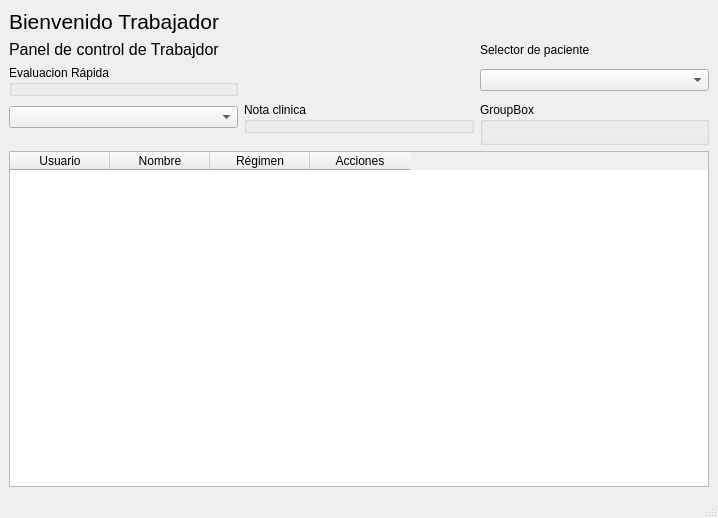
Before: the Qt Designer form src/vista/ui/trabajador/trabajador_dashboard.ui in mbatla00/cediza_IS, drawn with Qt 5.
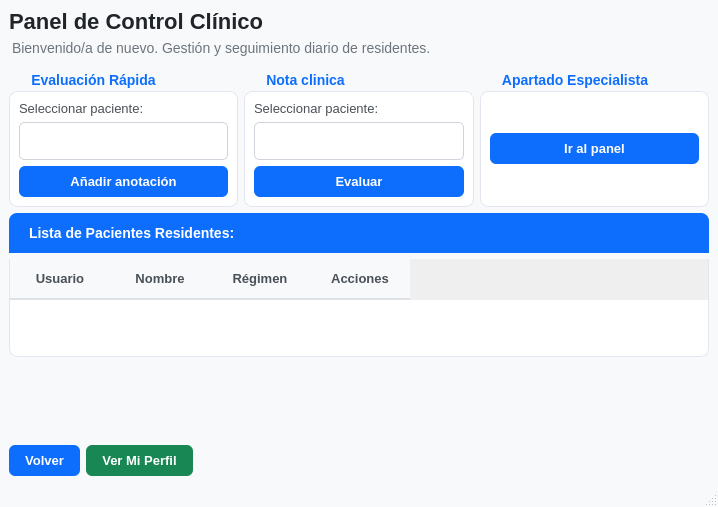
After: the same form once the commit is applied.

Commit message: Arregladas algunas vistas y conectando auth admin trabajador

What changed in the file:
```diff
--- a/src/vista/ui/trabajador/trabajador_dashboard.ui
+++ b/src/vista/ui/trabajador/trabajador_dashboard.ui
@@ -7,50 +7,301 @@
     <x>0</x>
     <y>0</y>
     <width>718</width>
-    <height>518</height>
+    <height>507</height>
    </rect>
   </property>
   <property name="windowTitle">
    <string>MainWindow</string>
   </property>
+  <property name="styleSheet">
+   <string notr="true">/* ================================================
+   VENTANA PRINCIPAL Y FONDO
+   ================================================ */
+QMainWindow {
+    background-color: #f8f9fa; /* Gris claro de fondo (Estilo Bootstrap bg-light) */
+}
+
+/* ================================================
+   TITULOS, ENCABEZADOS Y LABELS
+   ================================================ */
+QLabel#lbl_titulo, QLabel#titulo {
+    color: #212529;
+    font-size: 22px; 
+    font-weight: bold;
+}
+
+QLabel#lbl_subtitulo, QLabel#subtitulo {
+    color: #6c757d;
+    font-size: 14px;
+    margin-bottom: 5px;
+}
+
+/* Textos informativos dentro de las tarjetas (ej: &quot;Seleccionar paciente:&quot;) */
+QLabel {
+    color: #495057;
+    font-size: 13px;
+}
+
+/* ================================================
+   TARJETAS DE ACCIÓN RAPIDA (QGroupBox)
+   ================================================ */
+QGroupBox {
+    background-color: #ffffff; /* Fondo blanco puro */
+    border: 1px solid #e3e6f0; /* Borde suave */
+    border-radius: 8px;        /* Esquinas redondeadas de tarjeta web */
+    margin-top: 24px;
+    font-weight: bold;
+    font-size: 14px; 
+    color: #0d6efd;            /* Título de la tarjeta en azul Bootstrap */
+}
+
+QGroupBox::title {
+    subcontrol-origin: margin;
+    subcontrol-position: top left;
+    padding: 0 8px;
+    left: 12px;
+    top: 5px;
+}
+
+/* ================================================
+   DESPLEGABLES (QComboBox)
+   ================================================ */
+QComboBox {
+    border: 1px solid #ced4da;
+    border-radius: 5px;
+    padding: 6px 12px;
+    background-color: #ffffff;
+    color: #212529;
+    font-size: 13px;
+    min-height: 24px;
+}
+
+QComboBox:focus {
+    border: 1px solid #86b7fe; /* Brillo azul focus al hacer clic */
+}
+
+QComboBox::drop-down {
+    subcontrol-origin: padding;
+    subcontrol-position: top right;
+    width: 25px;
+    border-left-width: 0px;
+    border-top-right-radius: 5px;
+    border-bottom-right-radius: 5px;
+}
+
+/* Menú interno desplegado */
+QComboBox QAbstractItemView {
+    background-color: #ffffff;
+    border: 1px solid #ced4da;
+    selection-background-color: #0d6efd;
+    selection-color: #ffffff;
+}
+
+/* ================================================
+   BOTONES EN GENERAL (QPushButton)
+   ================================================ */
+QPushButton {
+    background-color: #0d6efd; /* Azul corporativo por defecto */
+    color: white;
+    border: none;
+    border-radius: 6px;
+    padding: 8px 16px;
+    font-weight: bold;
+    font-size: 13px;
+}
+
+QPushButton:hover {
+    background-color: #0b5ed7; /* Azul más oscuro al pasar el ratón */
+}
+
+QPushButton:pressed {
+    background-color: #0a58ca; /* Al hacer clic */
+}
+
+/* Botón Ver Perfil (Verde Bootstrap success) */
+QPushButton#btn_perfil {
+    background-color: #198754;
+}
+
+QPushButton#btn_perfil:hover {
+    background-color: #157347;
+}
+
+QPushButton#btn_perfil:pressed {
+    background-color: #146c43;
+}
+
+/* Botón Volver / Cancelar (Gris Bootstrap secondary) */
+QPushButton#btn_volver, QPushButton#btn_cancelar {
+    background-color: #6c757d; 
+}
+
+QPushButton#btn_volver:hover, QPushButton#btn_cancelar:hover {
+    background-color: #5c636a;
+}
+
+QPushButton#btn_volver:pressed, QPushButton#btn_cancelar:pressed {
+    background-color: #565e64;
+}
+
+/* ================================================
+   BLOQUE DE LA TABLA (Fusión de Cabecera + Tabla)
+   ================================================ */
+
+/* Cabecera azul simulada con el QLabel superior */
+QLabel#lbl_cabecera_tabla {
+    background-color: #0d6efd; /* Azul de cabecera de tarjeta */
+    color: white;
+    font-size: 14px;
+    font-weight: bold;
+    padding: 12px 16px;
+    border-top-left-radius: 8px;  /* Redondeamos solo arriba */
+    border-top-right-radius: 8px;
+    margin-bottom: 0px;           /* Completamente pegado a la tabla */
+}
+
+/* La cuadrícula de la tabla */
+QTableWidget#tabla_pacientes, QTableWidget {
+    background-color: #ffffff;
+    border: 1px solid #e3e6f0;
+    border-top: none;                /* Quitamos borde de arriba para unirlo al azul */
+    border-bottom-left-radius: 8px;  /* Redondeamos esquinas inferiores */
+    border-bottom-right-radius: 8px;
+    gridline-color: #f1f3f9;         /* Líneas de cuadrícula muy sutiles */
+    font-size: 13px;
+}
+
+/* Títulos de las columnas (Nombre, Régimen, Acciones) */
+QHeaderView::section {
+    background-color: #f8f9fa;
+    color: #495057;
+    padding: 10px;
+    font-weight: bold;
+    font-size: 13px;
+    border: none;
+    border-bottom: 2px solid #dee2e6; /* Línea de separación limpia */
+}
+
+/* Celdas de datos */
+QTableWidget::item {
+    padding: 12px;
+    color: #212529;
+    border-bottom: 1px solid #f1f3f9;
+}
+
+/* Fila cuando haces clic en ella */
+QTableWidget::item:selected {
+    background-color: #e8f0fe;
+    color: #1a73e8;
+}</string>
+  </property>
   <widget class="QWidget" name="centralwidget">
-   <layout class="QGridLayout" name="gridLayout">
-    <item row="2" column="0">
-     <layout class="QGridLayout" name="gridLayout_3">
-      <item row="0" column="0">
-       <widget class="QGroupBox" name="evaluacion_rapida">
-        <property name="title">
-         <string>Evaluacion Rápida</string>
-        </property>
-       </widget>
-      </item>
-     </layout>
+   <layout class="QVBoxLayout" name="verticalLayout_4">
+    <item>
+     <widget class="QLabel" name="lbl_titulo">
+      <property name="font">
+       <font>
+        <pointsize>-1</pointsize>
+        <bold>true</bold>
+       </font>
+      </property>
+      <property name="text">
+       <string>Panel de Control Clínico</string>
+      </property>
+     </widget>
     </item>
-    <item row="1" column="0">
+    <item>
      <widget class="QLabel" name="subtitulo">
       <property name="font">
        <font>
-        <pointsize>12</pointsize>
+        <pointsize>-1</pointsize>
        </font>
       </property>
       <property name="text">
-       <string>Panel de control de Trabajdor</string>
+       <string>Bienvenido/a de nuevo. Gestión y seguimiento diario de residentes.</string>
       </property>
      </widget>
     </item>
-    <item row="0" column="0">
-     <widget class="QLabel" name="titulo">
-      <property name="font">
-       <font>
-        <pointsize>16</pointsize>
-       </font>
-      </property>
+    <item>
+     <layout class="QHBoxLayout" name="horizontalLayout_4">
+      <item>
+       <widget class="QGroupBox" name="gb_evaluacion">
+        <property name="title">
+         <string>Evaluación Rápida</string>
+        </property>
+        <layout class="QVBoxLayout" name="verticalLayout">
+         <item>
+          <widget class="QLabel" name="label">
+           <property name="text">
+            <string>Seleccionar paciente:</string>
+           </property>
+          </widget>
+         </item>
+         <item>
+          <widget class="QComboBox" name="cmb_evaluar_paciente"/>
+         </item>
+         <item>
+          <widget class="QPushButton" name="btn_evaluar">
+           <property name="text">
+            <string>Añadir anotación</string>
+           </property>
+          </widget>
+         </item>
+        </layout>
+       </widget>
+      </item>
+      <item>
+       <widget class="QGroupBox" name="gb_nota">
+        <property name="title">
+         <string>Nota clinica</string>
+        </property>
+        <layout class="QVBoxLayout" name="verticalLayout_2">
+         <item>
+          <widget class="QLabel" name="label_3">
+           <property name="text">
+            <string>Seleccionar paciente:</string>
+           </property>
+          </widget>
+         </item>
+         <item>
+          <widget class="QComboBox" name="cmb_nota_paciente"/>
+         </item>
+         <item>
+          <widget class="QPushButton" name="btn_anadir_nota">
+           <property name="text">
+            <string>Evaluar</string>
+           </property>
+          </widget>
+         </item>
+        </layout>
+       </widget>
+      </item>
+      <item>
+       <widget class="QGroupBox" name="especialista">
+        <property name="title">
+         <string>Apartado Especialista</string>
+        </property>
+        <layout class="QVBoxLayout" name="verticalLayout_3">
+         <item>
+          <widget class="QPushButton" name="btn_especialista">
+           <property name="text">
+            <string>Ir al panel</string>
+           </property>
+          </widget>
+         </item>
+        </layout>
+       </widget>
+      </item>
+     </layout>
+    </item>
+    <item>
+     <widget class="QLabel" name="lbl_cabecera_tabla">
       <property name="text">
-       <string>Bienvenido Trabajador</string>
+       <string>Lista de Pacientes Residentes:</string>
       </property>
      </widget>
     </item>
-    <item row="7" column="0" colspan="3">
+    <item>
      <widget class="QTableWidget" name="tabla_pacientes">
       <column>
        <property name="text">
@@ -74,32 +325,49 @@
       </column>
      </widget>
     </item>
-    <item row="4" column="0">
-     <widget class="QComboBox" name="nota_paciente"/>
-    </item>
-    <item row="1" column="2">
-     <widget class="QLabel" name="label_2">
-      <property name="text">
-       <string>Selector de paciente</string>
+    <item>
+     <spacer name="verticalSpacer">
+      <property name="orientation">
+       <enum>Qt::Orientation::Vertical</enum>
       </property>
-     </widget>
-    </item>
-    <item row="2" column="2">
-     <widget class="QComboBox" name="seleccion_paciente"/>
-    </item>
-    <item row="4" column="1">
-     <widget class="QGroupBox" name="nota_clinica">
-      <property name="title">
-       <string>Nota clinica</string>
+      <property name="sizeHint" stdset="0">
+       <size>
+        <width>20</width>
+        <height>176</height>
+       </size>
       </property>
-     </widget>
+     </spacer>
     </item>
-    <item row="4" column="2" rowspan="3">
-     <widget class="QGroupBox" name="especialista">
-      <property name="title">
-       <string>GroupBox</string>
-      </property>
-     </widget>
+    <item>
+     <layout class="QHBoxLayout" name="horizontalLayout_2">
+      <item>
+       <widget class="QPushButton" name="btn_salir">
+        <property name="text">
+         <string>Volver</string>
+        </property>
+       </widget>
+      </item>
+      <item>
+       <widget class="QPushButton" name="btn_perfil">
+        <property name="text">
+         <string>Ver Mi Perfil</string>
+        </property>
+       </widget>
+      </item>
+      <item>
+       <spacer name="horizontalSpacer">
+        <property name="orientation">
+         <enum>Qt::Orientation::Horizontal</enum>
+        </property>
+        <property name="sizeHint" stdset="0">
+         <size>
+          <width>40</width>
+          <height>20</height>
+         </size>
+        </property>
+       </spacer>
+      </item>
+     </layout>
     </item>
    </layout>
   </widget>
```
Left out of the diff: 10 changed lines with no effect on the pictures. The commit also changes 31 other files.
